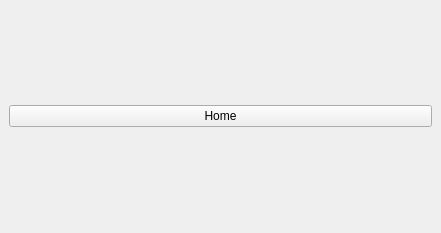
Old version of the form Main/include/UI/MainWindow.ui in the repository Georg-S/AlphaZero.
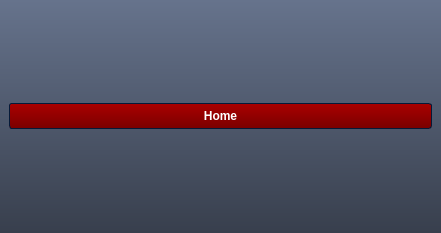
New version of the form. Icons and pictures are not drawn.

Diff of the .ui file:
```diff
--- a/Main/include/UI/MainWindow.ui
+++ b/Main/include/UI/MainWindow.ui
@@ -14,7 +14,1233 @@
    <string notr="true">AlphaZero</string>
   </property>
   <property name="styleSheet">
-   <string notr="true"/>
+   <string notr="true">/*-----QWidget-----*/
+QWidget
+{
+	background-color: qlineargradient(spread:repeat, x1:1, y1:0, x2:1, y2:1, stop:0 rgba(102, 115, 140, 255),stop:1 rgba(56, 63, 77, 255));
+	color: #ffffff;
+	border-color: #051a39;
+
+}
+
+
+/*-----QLabel-----*/
+QLabel
+{
+	background-color: transparent;
+	color: #ffffff;
+	font-weight: bold;
+
+}
+
+
+QLabel::disabled
+{
+	background-color: transparent;
+	color: #898988;
+
+}
+
+
+/*-----QMenuBar-----*/
+QMenuBar
+{
+	background-color: #484c58;
+	color: #ffffff;
+	border-color: #051a39;
+	font-weight: bold;
+
+}
+
+
+QMenuBar::disabled
+{
+	background-color: #404040;
+	color: #898988;
+	border-color: #051a39;
+
+}
+
+
+QMenuBar::item
+{
+    background-color: transparent;
+
+}
+
+
+QMenuBar::item:selected
+{
+    background-color: #c4c5c3;
+	color: #000000;
+    border: 1px solid #000000;
+
+}
+
+
+QMenuBar::item:pressed
+{
+    background-color: #979796;
+    border: 1px solid #000;
+    margin-bottom: -1px;
+    padding-bottom: 1px;
+
+}
+
+
+/*-----QMenu-----*/
+QMenu
+{
+    background-color: #c4c5c3;
+    border: 1px solid;
+    color: #000000;
+	font-weight: bold;
+
+}
+
+
+QMenu::separator
+{
+    height: 1px;
+    background-color: #363942;
+    color: #ffffff;
+    padding-left: 4px;
+    margin-left: 10px;
+    margin-right: 5px;
+
+}
+
+
+QMenu::item
+{
+    min-width : 150px;
+    padding: 3px 20px 3px 20px;
+
+}
+
+
+QMenu::item:selected
+{
+    background-color: #363942;
+    color: #ffffff;
+
+}
+
+
+QMenu::item:disabled
+{
+    color: #898988;
+}
+
+
+/*-----QToolTip-----*/
+QToolTip
+{
+	background-color: #bbbcba;
+	color: #000000;
+	border-color: #051a39;
+	border : 1px solid #000000;
+	border-radius: 2px;
+
+}
+
+
+/*-----QPushButton-----*/
+QPushButton
+{
+	background-color: qlineargradient(spread:repeat, x1:0.486, y1:0, x2:0.505, y2:1, stop:0.00480769 rgba(170, 0, 0, 255),stop:1 rgba(122, 0, 0, 255));
+	color: #ffffff;
+	font-weight: bold;
+	border-style: solid;
+	border-width: 1px;
+	border-radius: 3px;
+	border-color: #051a39;
+	padding: 5px;
+
+}
+
+
+QPushButton::disabled
+{
+	background-color: #404040;
+	color: #656565;
+	border-color: #051a39;
+
+}
+
+
+QPushButton::hover
+{
+	background-color: #9c0000;
+	color: #ffffff;
+	border-style: solid;
+	border-width: 1px;
+	border-radius: 3px;
+	border-color: #051a39;
+	padding: 5px;
+
+}
+
+
+QPushButton::pressed
+{
+	background-color: #880000;
+	color: #ffffff;
+	border-style: solid;
+	border-width: 2px;
+	border-radius: 3px;
+	border-color: #000000;
+	padding: 5px;
+
+}
+
+
+/*-----QToolButton-----*/
+QToolButton 
+{
+	background-color: qlineargradient(spread:repeat, x1:1, y1:0, x2:1, y2:1, stop:0 rgba(177, 181, 193, 255),stop:1 rgba(159, 163, 174, 255));
+	color: #ffffff;
+	font-weight: bold;
+	border-style: solid;
+	border-width: 1px;
+	border-radius: 3px;
+	border-color: #051a39;
+	padding: 5px;
+
+}
+
+
+QToolButton::disabled
+{
+	background-color: #404040;
+	color: #656565;
+	border-color: #051a39;
+
+}
+
+
+QToolButton::hover
+{
+	background-color: #9fa3ae;
+	color: #ffffff;
+	border-style: solid;
+	border-width: 1px;
+	border-radius: 3px;
+	border-color: #051a39;
+	padding: 5px;
+
+}
+
+
+QToolButton::pressed
+{
+	background-color: #7b7e86;
+	color: #ffffff;
+	border-style: solid;
+	border-width: 2px;
+	border-radius: 3px;
+	border-color: #000000;
+	padding: 5px;
+
+}
+
+
+/*-----QComboBox-----*/
+QComboBox
+{
+    background-color: qlineargradient(spread:repeat, x1:1, y1:0, x2:1, y2:1, stop:0 rgba(118, 118, 118, 255),stop:1 rgba(70, 70, 70, 255));
+    border: 1px solid #333333;
+    border-radius: 3px;
+    padding-left: 6px;
+    color: lightgray;
+	font-weight: bold;
+    height: 20px;
+
+}
+
+
+QComboBox::disabled
+{
+	background-color: #404040;
+	color: #656565;
+	border-color: #051a39;
+
+}
+
+
+QComboBox:hover
+{
+    background-color: #646464;
+
+}
+
+
+QComboBox:on
+{
+    background-color: #979796;
+	color: #000000;
+
+}
+
+
+QComboBox QAbstractItemView
+{
+    background-color: #c4c5c3;
+    color: #000000;
+    border: 1px solid black;
+    selection-background-color: #363942;
+    selection-color: #ffffff;
+    outline: 0;
+
+}
+
+
+QComboBox::drop-down
+{
+    subcontrol-origin: padding;
+    subcontrol-position: top right;
+    width: 15px;
+    border-left-width: 1px;
+    border-left-color: darkgray;
+    border-left-style: solid; 
+    border-top-right-radius: 3px; 
+    border-bottom-right-radius: 3px;
+
+}
+
+
+QComboBox::down-arrow
+{
+    image: url(://arrow-down.png);
+    width: 8px;
+    height: 8px;
+}
+
+
+/*-----QSpinBox &amp; QDoubleSpinBox &amp; QDateTimeEdit-----*/
+QSpinBox, 
+QDoubleSpinBox,
+QDateTimeEdit
+{
+	background-color: #000000;
+	color: #00ff00;
+	font-weight: bold;
+	border: 1px solid #333333;
+	padding : 4px;
+
+}
+
+
+QSpinBox::disabled, 
+QDoubleSpinBox::disabled,
+QDateTimeEdit::disabled
+{
+	background-color: #404040;
+	color: #656565;
+	border-color: #051a39;
+
+}
+
+
+QSpinBox:hover, 
+QDoubleSpinBox::hover,
+QDateTimeEdit::hover
+{
+    border: 1px solid #00ff00;
+
+}
+
+
+QSpinBox::up-button, QSpinBox::down-button,
+QDoubleSpinBox::up-button, QDoubleSpinBox::down-button,
+QDateTimeEdit::up-button, QDateTimeEdit::down-button
+{
+	background-color: qlineargradient(spread:repeat, x1:1, y1:0, x2:1, y2:1, stop:0 rgba(118, 118, 118, 255),stop:1 rgba(70, 70, 70, 255));
+    border: 0px solid #333333;
+
+}
+
+
+QSpinBox::disabled, 
+QDoubleSpinBox::disabled,
+QDateTimeEdit::disabled
+{
+	background-color: #404040;
+	color: #656565;
+	border-color: #051a39;
+
+}
+
+
+QSpinBox::up-button:hover, QSpinBox::down-button:hover,
+QDoubleSpinBox::up-button:hover, QDoubleSpinBox::down-button:hover,
+QDateTimeEdit::up-button:hover, QDateTimeEdit::down-button:hover
+{
+	background-color: #646464;
+    border: 1px solid #333333;
+
+
+}
+
+
+QSpinBox::up-button:disabled, QSpinBox::down-button:disabled,
+QDoubleSpinBox::up-button:disabled, QDoubleSpinBox::down-button:disabled,
+QDateTimeEdit::up-button:disabled, QDateTimeEdit::down-button:disabled
+{
+	background-color: #404040;
+	color: #656565;
+	border-color: #051a39;
+
+}
+
+
+QSpinBox::up-button:pressed, QSpinBox::down-button:pressed,
+QDoubleSpinBox::up-button:pressed, QDoubleSpinBox::down-button::pressed,
+QDateTimeEdit::up-button:pressed, QDateTimeEdit::down-button::pressed
+{
+    background-color: #979796;
+    border: 1px solid #444444;
+
+}
+
+
+QSpinBox::down-arrow,
+QDoubleSpinBox::down-arrow,
+QDateTimeEdit::down-arrow
+{
+    image: url(://arrow-down.png);
+    width: 7px;
+
+}
+
+
+QSpinBox::up-arrow,
+QDoubleSpinBox::up-arrow,
+QDateTimeEdit::up-arrow
+{
+    image: url(://arrow-up.png);
+    width: 7px;
+
+}
+
+
+/*-----QLineEdit-----*/
+QLineEdit
+{
+	background-color: #000000;
+	color: #00ff00;
+	font-weight: bold;
+    border: 1px solid #333333;
+	padding: 4px;
+
+}
+
+
+QLineEdit:hover
+{
+    border: 1px solid #00ff00;
+
+}
+
+
+QLineEdit::disabled
+{
+	background-color: #404040;
+	color: #656565;
+	border-width: 1px;
+	border-color: #051a39;
+	padding: 2px;
+
+}
+
+
+/*-----QTextEdit-----*/
+QTextEdit
+{
+	background-color: #808080;
+	color: #fff;
+	border: 1px groove #333333;
+
+}
+
+
+QTextEdit::disabled
+{
+	background-color: #404040;
+	color: #656565;
+	border-color: #051a39;
+
+}
+
+
+/*-----QGroupBox-----*/
+QGroupBox 
+{
+    border: 1px groove #333333;
+	border-radius: 2px;
+    margin-top: 20px;
+
+}
+
+
+QGroupBox 
+{
+	background-color: qlineargradient(spread:repeat, x1:0.486, y1:0, x2:0.505, y2:1, stop:0.00480769 rgba(170, 169, 169, 255),stop:1 rgba(122, 122, 122, 255));
+	font-weight: bold;
+
+}
+
+
+QGroupBox::title  
+{
+    background-color: qlineargradient(spread:repeat, x1:1, y1:0, x2:1, y2:1, stop:0 rgba(71, 75, 87, 255),stop:1 rgba(35, 37, 43, 255));
+    color: #ffffff;
+    border: 2px groove #333333;
+    subcontrol-origin: margin;
+    subcontrol-position: top left;
+    padding: 2px;
+
+}
+
+
+QGroupBox::title::disabled
+{
+	background-color: #404040;
+	color: #656565;
+    subcontrol-origin: margin;
+    subcontrol-position: top left;
+    padding: 5px;
+	border-top-left-radius: 3px;
+	border-top-right-radius: 3px;
+
+}
+
+
+/*-----QCheckBox-----*/
+QCheckBox{
+	background-color: transparent;
+	font-weight: bold;
+	color: #fff;
+
+}
+
+
+QCheckBox::indicator
+{
+    color: #b1b1b1;
+    background-color: #323232;
+    border: 2px solid #222222;
+    width: 12px;
+    height: 12px;
+
+}
+
+
+QCheckBox::indicator:checked
+{
+    image:url(://checkbox.png);
+    border: 2px solid #00ff00;
+
+}
+
+
+QCheckBox::indicator:unchecked:hover
+{
+    border: 2px solid #00ff00;
+
+}
+
+
+QCheckBox::disabled
+{
+	color: #656565;
+
+}
+
+
+QCheckBox::indicator:disabled
+{
+	background-color: #656565;
+	color: #656565;
+    border: 1px solid #656565;
+
+}
+
+
+/*-----QRadioButton-----*/
+QRadioButton{
+	background-color: transparent;
+	font-weight: bold;
+	color: #fff;
+
+}
+
+
+QRadioButton::indicator::unchecked
+{ 
+	border: 2px inset #222222; 
+	border-radius: 6px; 
+	background-color:  #323232;
+	width: 9px; 
+	height: 9px; 
+
+}
+
+
+QRadioButton::indicator::unchecked:hover
+{ 
+	border: 2px solid #00ff00; 
+	border-radius: 5px; 
+	background-color:  #323232;
+	width: 9px; 
+	height: 9px; 
+
+}
+
+
+QRadioButton::indicator::checked
+{ 
+	border: 2px inset #222222; 
+	border-radius: 5px; 
+	background-color: #00ff00; 
+	width: 9px; 
+	height: 9px; 
+
+}
+
+
+QRadioButton::disabled
+{
+	color: #656565;
+
+}
+
+
+QRadioButton::indicator:disabled
+{
+	background-color: #656565;
+	color: #656565;
+    border: 2px solid #656565;
+
+}
+
+
+/*-----QTableView &amp; QTableWidget-----*/
+QTableView
+{
+    background-color: #808080;
+    border: 1px groove #333333;
+    color: #f0f0f0;
+	font-weight: bold;
+    gridline-color: #333333;
+    outline : 0;
+
+}
+
+
+QTableView::disabled
+{
+    background-color: #242526;
+    border: 1px solid #32414B;
+    color: #656565;
+    gridline-color: #656565;
+    outline : 0;
+
+}
+
+
+QTableView::item:hover 
+{
+    background-color: #484c58;
+    color: #f0f0f0;
+
+}
+
+
+QTableView::item:selected 
+{
+    background-color: #484c58;
+    border: 2px groove #00ff00;
+    color: #F0F0F0;
+
+}
+
+
+QTableView::item:selected:disabled
+{
+    background-color: #1a1b1c;
+    border: 2px solid #525251;
+    color: #656565;
+
+}
+
+
+QTableCornerButton::section
+{
+    background-color: #282830;
+
+}
+
+
+QHeaderView::section
+{
+    background-color: #282830;
+    color: #fff;
+	font-weight: bold;
+    text-align: left;
+	padding: 4px;
+	
+}
+
+
+QHeaderView::section:disabled
+{
+    background-color: #525251;
+    color: #656565;
+
+}
+
+
+QHeaderView::section:checked
+{
+    background-color: #00ff00;
+
+}
+
+
+QHeaderView::section:checked:disabled
+{
+    color: #656565;
+    background-color: #525251;
+
+}
+
+
+QHeaderView::section::vertical::first,
+QHeaderView::section::vertical::only-one
+{
+    border-top: 0px;
+
+}
+
+
+QHeaderView::section::vertical
+{
+    border-top: 0px;
+
+}
+
+
+QHeaderView::section::horizontal::first,
+QHeaderView::section::horizontal::only-one
+{
+    border-left: 0px;
+
+}
+
+
+QHeaderView::section::horizontal
+{
+    border-left: 0px;
+
+}
+
+
+/*-----QTabWidget-----*/
+QTabBar::tab
+{
+	background-color: transparent;
+	color: #ffffff;
+	font-weight: bold;
+	width: 80px;
+	height: 9px;
+	
+}
+
+
+QTabBar::tab:disabled
+{
+	background-color: #656565;
+	color: #656565;
+
+}
+
+
+QTabWidget::pane 
+{
+	background-color: transparent;
+	color: #ffffff;
+	border: 1px groove #333333;
+
+}
+
+
+QTabBar::tab:selected
+{
+    background-color: #484c58;
+	color: #ffffff;
+	border: 1px groove #333333;
+	border-bottom: 0px;
+
+}
+
+
+QTabBar::tab:selected:disabled
+{
+	background-color: #404040;
+	color: #656565;
+
+}
+
+
+QTabBar::tab:!selected 
+{
+    background-color: #a3a7b2;
+
+}
+
+
+QTabBar::tab:!selected:hover 
+{
+    background-color: #484c58;
+
+}
+
+
+QTabBar::tab:top:!selected 
+{
+    margin-top: 1px;
+
+}
+
+
+QTabBar::tab:bottom:!selected 
+{
+    margin-bottom: 3px;
+
+}
+
+
+QTabBar::tab:top, QTabBar::tab:bottom 
+{
+    min-width: 8ex;
+    margin-right: -1px;
+    padding: 5px 10px 5px 10px;
+
+}
+
+
+QTabBar::tab:top:selected 
+{
+    border-bottom-color: none;
+
+}
+
+
+QTabBar::tab:bottom:selected 
+{
+    border-top-color: none;
+
+}
+
+
+QTabBar::tab:top:last, QTabBar::tab:bottom:last,
+QTabBar::tab:top:only-one, QTabBar::tab:bottom:only-one 
+{
+    margin-right: 0;
+
+}
+
+
+QTabBar::tab:left:!selected 
+{
+    margin-right: 2px;
+
+}
+
+
+QTabBar::tab:right:!selected
+{
+    margin-left: 2px;
+
+}
+
+
+QTabBar::tab:left, QTabBar::tab:right 
+{
+    min-height: 15ex;
+    margin-bottom: -1px;
+    padding: 10px 5px 10px 5px;
+
+}
+
+
+QTabBar::tab:left:selected 
+{
+    border-left-color: none;
+
+}
+
+
+QTabBar::tab:right:selected 
+{
+    border-right-color: none;
+
+}
+
+
+QTabBar::tab:left:last, QTabBar::tab:right:last,
+QTabBar::tab:left:only-one, QTabBar::tab:right:only-one 
+{
+    margin-bottom: 0;
+
+}
+
+
+/*-----QSlider-----*/
+QSlider{
+	background-color: transparent;
+
+}
+
+
+QSlider::groove:horizontal 
+{
+	background-color: transparent;
+	height: 6px;
+
+}
+
+
+QSlider::sub-page:horizontal 
+{
+	background-color: qlineargradient(spread:reflect, x1:1, y1:0, x2:1, y2:1, stop:0.00480769 rgba(201, 201, 201, 255),stop:1 rgba(72, 72, 72, 255));
+	border: 1px solid #000;
+
+}
+
+
+QSlider::add-page:horizontal 
+{
+	background-color: #404040;
+	border: 1px solid #000; 
+
+}
+
+
+QSlider::handle:horizontal 
+{
+	background-color: qlineargradient(spread:reflect, x1:1, y1:0, x2:1, y2:1, stop:0.00480769 rgba(201, 201, 201, 255),stop:1 rgba(72, 72, 72, 255));
+	border: 1px solid #000; 
+	width: 12px;
+	margin-top: -6px;
+	margin-bottom: -6px;
+
+}
+
+
+QSlider::handle:horizontal:hover 
+{
+	background-color: #808080;
+
+}
+
+
+QSlider::sub-page:horizontal:disabled 
+{
+	background-color: #bbb;
+	border-color: #999;
+
+}
+
+
+QSlider::add-page:horizontal:disabled 
+{
+	background-color: #eee;
+	border-color: #999;
+
+}
+
+
+QSlider::handle:horizontal:disabled 
+{
+	background-color: #eee;
+	border: 1px solid #aaa;
+
+}
+
+
+QSlider::groove:vertical 
+{
+	background-color: transparent;
+	width: 6px;
+
+}
+
+
+QSlider::sub-page:vertical 
+{
+	background-color: qlineargradient(spread:reflect, x1:0, y1:0.483, x2:1, y2:0.517, stop:0.00480769 rgba(201, 201, 201, 255),stop:1 rgba(72, 72, 72, 255));
+	border: 1px solid #000;
+
+}
+
+
+QSlider::add-page:vertical 
+{
+	background-color: #404040;
+	border: 1px solid #000;
+
+}
+
+
+QSlider::handle:vertical 
+{
+	background-color: qlineargradient(spread:reflect, x1:0, y1:0.483, x2:1, y2:0.517, stop:0.00480769 rgba(201, 201, 201, 255),stop:1 rgba(72, 72, 72, 255));
+	border: 1px solid #000;
+	height: 12px;
+	margin-left: -6px;
+	margin-right: -6px;
+
+}
+
+
+QSlider::handle:vertical:hover 
+{
+	background-color: #808080;
+
+}
+
+
+QSlider::sub-page:vertical:disabled 
+{
+	background-color: #bbb;
+	border-color: #999;
+
+}
+
+
+QSlider::add-page:vertical:disabled 
+{
+	background-color: #eee;
+	border-color: #999;
+
+}
+
+
+QSlider::handle:vertical:disabled 
+{
+	background-color: #eee;
+	border: 1px solid #aaa;
+	border-radius: 3px;
+
+}
+
+
+/*-----QDial-----*/
+QDial
+{
+	background-color: #600000;
+
+}
+
+
+QDial::disabled
+{
+	background-color: #404040;
+
+}
+
+
+/*-----QScrollBar-----*/
+QScrollBar:horizontal
+{
+    border: 1px solid #222222;
+    background-color: #63676d;
+    height: 18px;
+    margin: 0px 18px 0 18px;
+
+}
+
+
+QScrollBar::handle:horizontal
+{
+    background-color: #a6acb3;
+	border: 1px solid #656565;
+	border-radius: 2px;
+    min-height: 20px;
+
+}
+
+
+QScrollBar::add-line:horizontal
+{
+    border: 1px solid #1b1b19;
+    background-color: #a6acb3;
+    width: 18px;
+    subcontrol-position: right;
+    subcontrol-origin: margin;
+
+}
+
+
+QScrollBar::sub-line:horizontal
+{
+    border: 1px solid #1b1b19;
+    background-color: #a6acb3;
+    width: 18px;
+    subcontrol-position: left;
+    subcontrol-origin: margin;
+
+}
+
+
+QScrollBar::right-arrow:horizontal
+{
+    image: url(://arrow-right.png);
+    width: 8px;
+    height: 8px;
+
+}
+
+
+QScrollBar::left-arrow:horizontal
+{
+    image: url(://arrow-left.png);
+    width: 8px;
+    height: 8px;
+
+}
+
+
+QScrollBar::add-page:horizontal, QScrollBar::sub-page:horizontal
+{
+    background: none;
+
+}
+
+
+QScrollBar:vertical
+{
+    background-color: #63676d;
+    width: 18px;
+    margin: 18px 0 18px 0;
+    border: 1px solid #222222;
+
+}
+
+
+QScrollBar::handle:vertical
+{
+    background-color: #a6acb3;
+	border: 1px solid #656565;
+	border-radius: 2px;
+    min-height: 20px;
+
+}
+
+
+QScrollBar::add-line:vertical
+{
+    border: 1px solid #1b1b19;
+    background-color: #a6acb3;
+    height: 18px;
+    subcontrol-position: bottom;
+    subcontrol-origin: margin;
+
+}
+
+
+QScrollBar::sub-line:vertical
+{
+    border: 1px solid #1b1b19;
+    background-color: #a6acb3;
+    height: 18px;
+    subcontrol-position: top;
+    subcontrol-origin: margin;
+
+}
+
+
+QScrollBar::up-arrow:vertical
+{
+    image: url(://arrow-up.png);
+    width: 8px;
+    height: 8px;
+
+}
+
+
+QScrollBar::down-arrow:vertical
+{
+    image: url(://arrow-down.png);
+    width: 8px;
+    height: 8px;
+
+}
+
+
+QScrollBar::add-page:vertical, QScrollBar::sub-page:vertical
+{
+    background: none;
+
+}
+
+
+/*-----QProgressBar-----*/
+QProgressBar
+{
+	background-color: #000;
+	color: #00ff00;
+	font-weight: bold;
+	border: 0px groove #000;
+	border-radius: 10px;
+	text-align: center;
+
+}
+
+
+QProgressBar:disabled
+{
+	background-color: #404040;
+	color: #656565;
+	border-color: #051a39;
+	border: 1px solid #000;
+	border-radius: 10px;
+	text-align: center;
+
+}
+
+
+QProgressBar::chunk {
+	background-color: #ffaf02;
+	border: 0px;
+	border-radius: 10px;
+	color: #000;
+
+}
+
+
+QProgressBar::chunk:disabled {
+	background-color: #333;
+	border: 0px;
+	border-radius: 10px;
+	color: #656565;
+}
+
+
+/*-----QStatusBar-----*/
+QStatusBar
+{
+	background-color: qlineargradient(spread:repeat, x1:1, y1:0, x2:1, y2:1, stop:0 rgba(102, 115, 140, 255),stop:1 rgba(56, 63, 77, 255));
+	color: #ffffff;
+	border-color: #051a39;
+	font-weight: bold;
+
+}
+
+
+</string>
   </property>
   <property name="unifiedTitleAndToolBarOnMac">
    <bool>false</bool>
```
